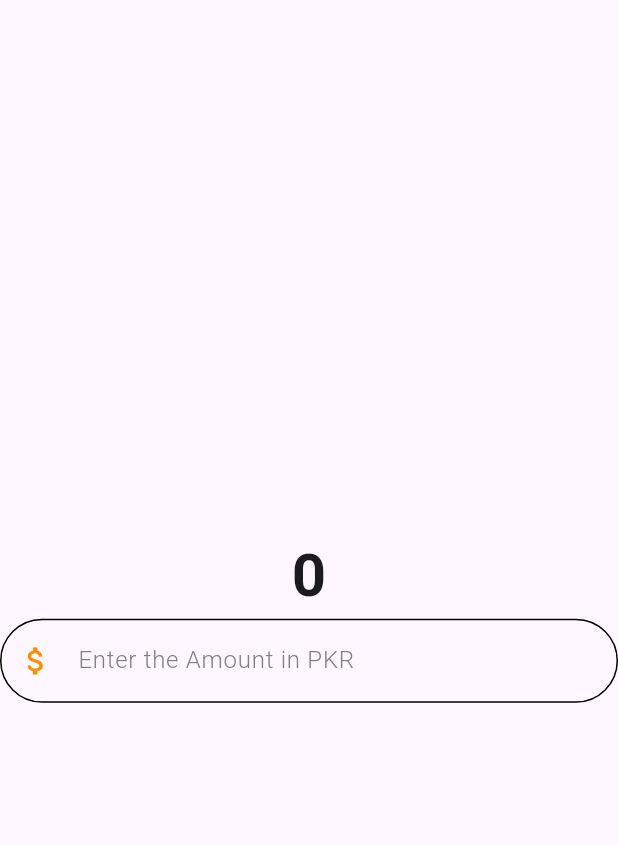
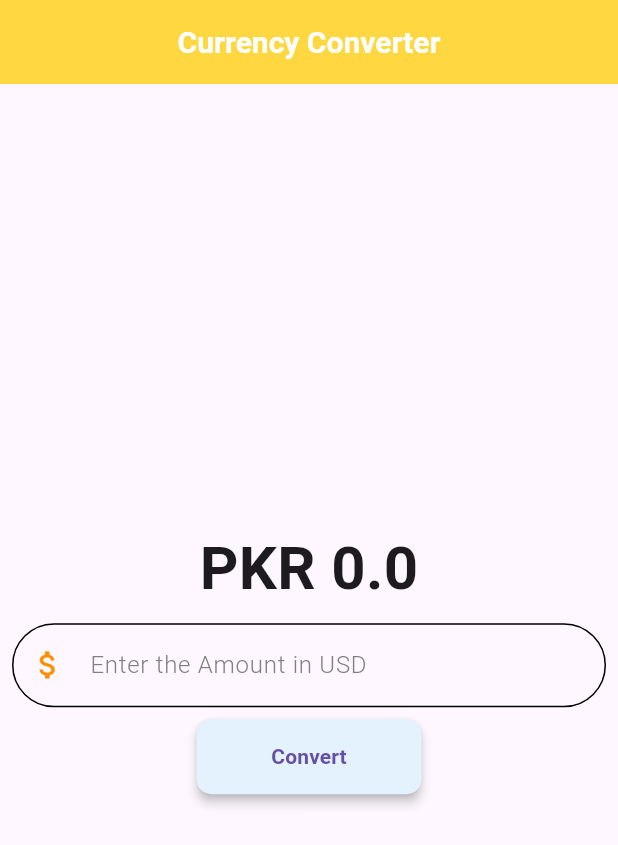
Before and after one commit to MuhammadSarimUmer/Currency_converter, a Flutter app: the screen it shows after launch, on a phone screen of 412 x 824 dp. Shown: the top 845 px of the screen. Run offline on Flutter 3.47's test engine with Material 3 defaults, Android fonts, the phone set to English and light mode, and no system bars.

Commit message:
Third commit

```diff
--- a/lib/main.dart
+++ b/lib/main.dart
@@ -9,6 +9,7 @@ class MyApp extends StatelessWidget {
   const MyApp({super.key});
   @override
   Widget build(BuildContext context) {
-    return MaterialApp(home: MaterialDesignWidget());
+    return MaterialApp(home: const MaterialDesignWidget(),
+    debugShowCheckedModeBanner: false);
   }
 }
--- a/lib/materialdesigncc.dart
+++ b/lib/materialdesigncc.dart
@@ -1,23 +1,46 @@
 import 'package:flutter/material.dart';
 
-class MaterialDesignWidget extends StatelessWidget {
+
+class MaterialDesignWidget extends StatefulWidget{
   const MaterialDesignWidget({super.key});
+  @override
+  State<MaterialDesignWidget> createState() => _MaterialDesignWidgets();
+}
+
+class _MaterialDesignWidgets extends State<MaterialDesignWidget>{
+   double result = 0;
+    TextEditingController amountcontroller = TextEditingController();
+
    @override
   Widget build(BuildContext context) {
     return Scaffold(
+      appBar:  AppBar(backgroundColor: Colors.amberAccent,
+
+      title: const Text('Currency Converter', style: TextStyle(fontSize: 20, fontWeight: FontWeight.bold, color: Colors.white),
+      ),
+      centerTitle: true,
+      elevation: 0,
+
+      ),
       body: Center(
         child: Column(
           mainAxisAlignment: MainAxisAlignment.center,
           children: [
+
+
             Text(
-              '0',
-              style: TextStyle(fontSize: 40, fontWeight: FontWeight.bold),
+              'PKR ${result.toString()}',
+              style: TextStyle(fontSize: 40, fontWeight: FontWeight.bold,),
             ),
-            TextField(
+            Container(
+
+              padding: const EdgeInsets.all(8.0),
+              child: TextField(
+                controller: amountcontroller,
                 keyboardType: TextInputType.number,
                 style: TextStyle(fontWeight: FontWeight.w400),
                 decoration: InputDecoration(
-                hintText: 'Enter the Amount in PKR',
+                  hintText: 'Enter the Amount in USD',
                   hintStyle: TextStyle(
                     color: const Color.fromARGB(255, 128, 127, 127),
                     fontSize: 16,
@@ -36,9 +59,30 @@ class MaterialDesignWidget extends StatelessWidget {
                   ),
                 ),
               ),
+            ),
+
+            ElevatedButton(onPressed: (){
+           setState(() {
+            double? value  = double.tryParse((amountcontroller.text.trim()));
+           result = double.parse(((value ?? 0)*283.47).toStringAsFixed(2));
+
+           });
+            },
+            style:ButtonStyle(
+              elevation: WidgetStatePropertyAll(3),
+              backgroundColor:WidgetStatePropertyAll(Colors.blue[50],),
+
+            fixedSize: WidgetStatePropertyAll(Size(150,50)),
+            shape: WidgetStatePropertyAll(RoundedRectangleBorder(borderRadius: BorderRadius.circular(10)))
+            ),
+             child: const Text('Convert',style: TextStyle(fontSize: 14, fontWeight: FontWeight.bold,),
+             ),
+
+             ),
           ],
         ),
       ),
     );
+
 }
 }
```
Lines whose indentation alone changed are shown as unchanged.
